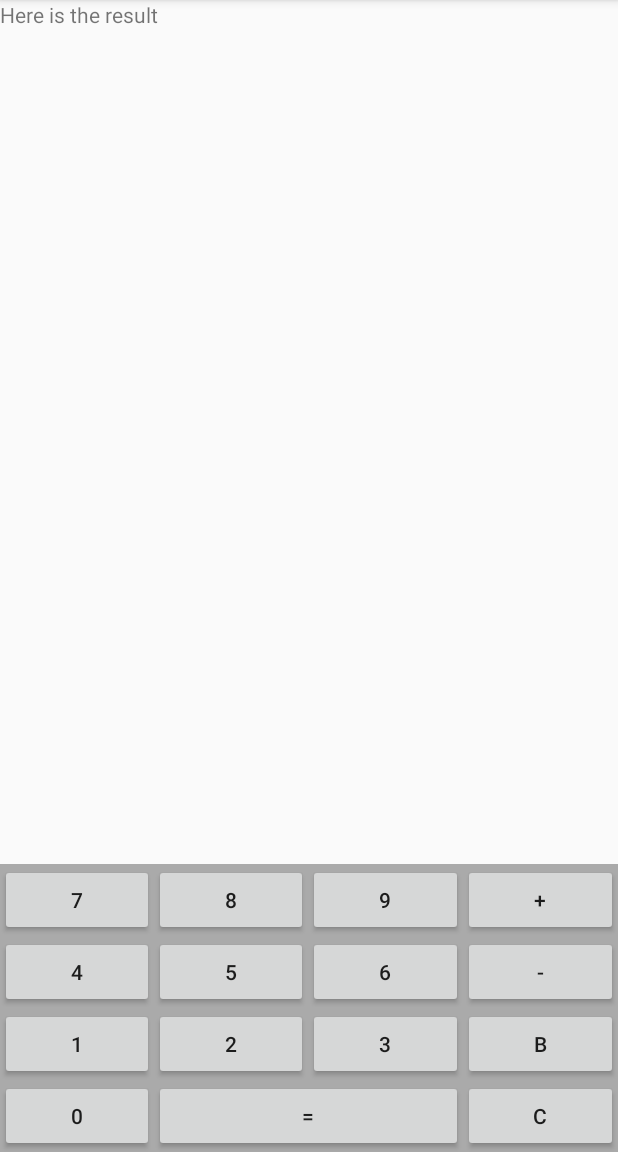
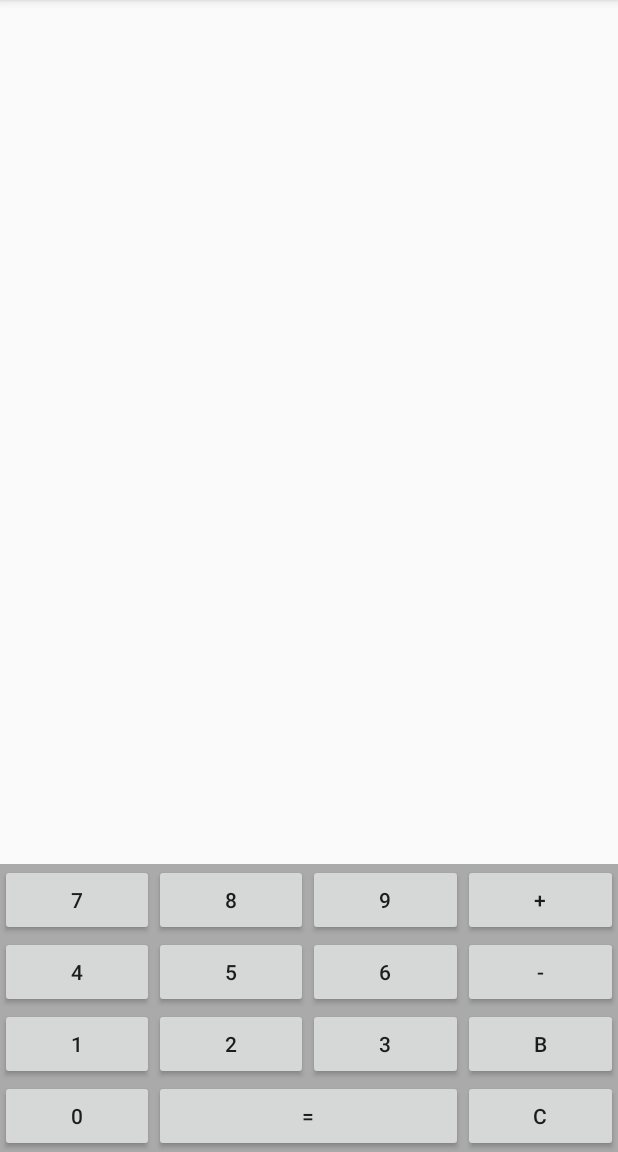
Before and after one commit to ElieGUILLAUMES/Calculator, an Android app: the screen it shows after launch (MainActivity), on a phone screen of 412 x 824 dp, the part 84-1236 px from its top. Run offline under Robolectric (Android 15) with nearby library versions, the phone set to English and light mode, and no system bars.

```diff
--- a/app/src/main/res/layout/activity_main.xml
+++ b/app/src/main/res/layout/activity_main.xml
@@ -7,7 +7,7 @@
 
     <TextView
         android:id="@+id/resultTextView"
-        android:text="@string/sample_result"
+        android:text=""
         android:layout_width="wrap_content"
         android:layout_height="wrap_content" />
 
@@ -30,25 +30,29 @@
                     android:layout_width="0dp"
                     android:layout_height="wrap_content"
                     android:layout_weight="1"
-                    android:text="7"/>
+                    android:text="7"
+                    android:onClick="appendNumber"/>
                 <Button
                     android:id="@+id/eightButton"
                     android:layout_width="0dp"
                     android:layout_height="wrap_content"
                     android:layout_weight="1"
-                    android:text="8"/>
+                    android:text="8"
+                    android:onClick="appendNumber"/>
                 <Button
                     android:id="@+id/nineButton"
                     android:layout_width="0dp"
                     android:layout_height="wrap_content"
                     android:layout_weight="1"
-                    android:text="9"/>
+                    android:text="9"
+                    android:onClick="appendNumber"/>
                 <Button
                     android:id="@+id/addButton"
                     android:layout_width="0dp"
                     android:layout_height="wrap_content"
                     android:layout_weight="1"
-                    android:text="@string/add"/>
+                    android:text="@string/add"
+                    android:onClick="appendOperator"/>
 
             </TableRow>
 
@@ -62,25 +66,29 @@
                     android:layout_width="0dp"
                     android:layout_height="wrap_content"
                     android:layout_weight="1"
-                    android:text="4"/>
+                    android:text="4"
+                    android:onClick="appendNumber"/>
                 <Button
                     android:id="@+id/fiveButton"
                     android:layout_width="0dp"
                     android:layout_height="wrap_content"
                     android:layout_weight="1"
-                    android:text="5"/>
+                    android:text="5"
+                    android:onClick="appendNumber"/>
                 <Button
                     android:id="@+id/sixButton"
                     android:layout_width="0dp"
                     android:layout_height="wrap_content"
                     android:layout_weight="1"
-                    android:text="6"/>
+                    android:text="6"
+                    android:onClick="appendNumber"/>
                 <Button
                     android:id="@+id/substractButton"
                     android:layout_width="0dp"
                     android:layout_height="wrap_content"
                     android:layout_weight="1"
-                    android:text="@string/substract"/>
+                    android:text="@string/substract"
+                    android:onClick="appendOperator"/>
 
 
             </TableRow>
@@ -95,25 +103,29 @@
                     android:layout_width="0dp"
                     android:layout_height="wrap_content"
                     android:layout_weight="1"
-                    android:text="1"/>
+                    android:text="1"
+                    android:onClick="appendNumber"/>
                 <Button
                     android:id="@+id/twoButton"
                     android:layout_width="0dp"
                     android:layout_height="wrap_content"
                     android:layout_weight="1"
-                    android:text="2"/>
+                    android:text="2"
+                    android:onClick="appendNumber"/>
                 <Button
                     android:id="@+id/threeButton"
                     android:layout_width="0dp"
                     android:layout_height="wrap_content"
                     android:layout_weight="1"
-                    android:text="3"/>
+                    android:text="3"
+                    android:onClick="appendNumber"/>
                 <Button
                     android:id="@+id/backspaceButton"
                     android:layout_width="0dp"
                     android:layout_height="wrap_content"
                     android:layout_weight="1"
-                    android:text="@string/backspace"/>
+                    android:text="@string/backspace"
+                    android:onClick="backspace"/>
 
             </TableRow>
 
@@ -127,19 +139,22 @@
                     android:layout_width="0dp"
                     android:layout_height="wrap_content"
                     android:layout_weight="1"
-                    android:text="0"/>
+                    android:text="0"
+                    android:onClick="appendNumber"/>
                 <Button
                     android:id="@+id/resultButton"
                     android:layout_width="0dp"
                     android:layout_height="wrap_content"
                     android:layout_weight="2"
-                    android:text="@string/result"/>
+                    android:text="@string/result"
+                    android:onClick="result"/>
                 <Button
                     android:id="@+id/clearButton"
                     android:layout_width="0dp"
                     android:layout_height="wrap_content"
                     android:layout_weight="1"
-                    android:text="@string/clear"/>
+                    android:text="@string/clear"
+                    android:onClick="clear"/>
 
             </TableRow>
 
--- a/app/src/main/res/values/strings.xml
+++ b/app/src/main/res/values/strings.xml
@@ -3,8 +3,6 @@
 
     <string name="hello_world">Hello world!</string>
     <string name="action_settings">Settings</string>
-
-    <string name="sample_result">Here is the result</string>
 
     <string name="result">=</string>
     <string name="add">+</string>
```
Also changed, not shown: app/src/main/java/com/icelandic_courses/elie/calculator/MainActivity.java (+100 -2 lines).
